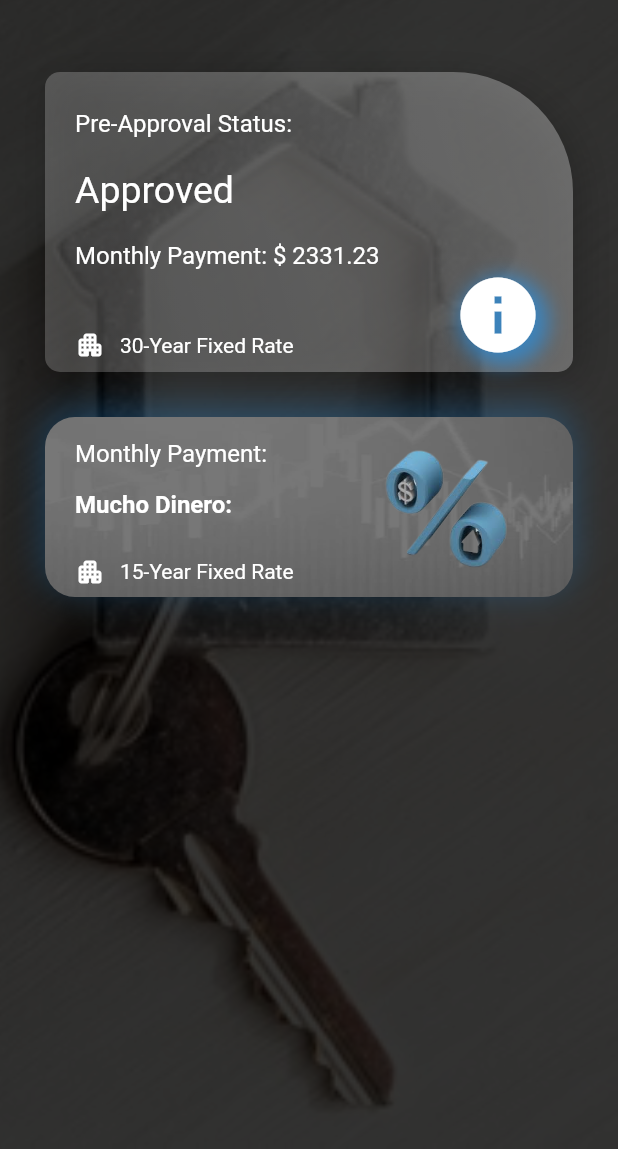
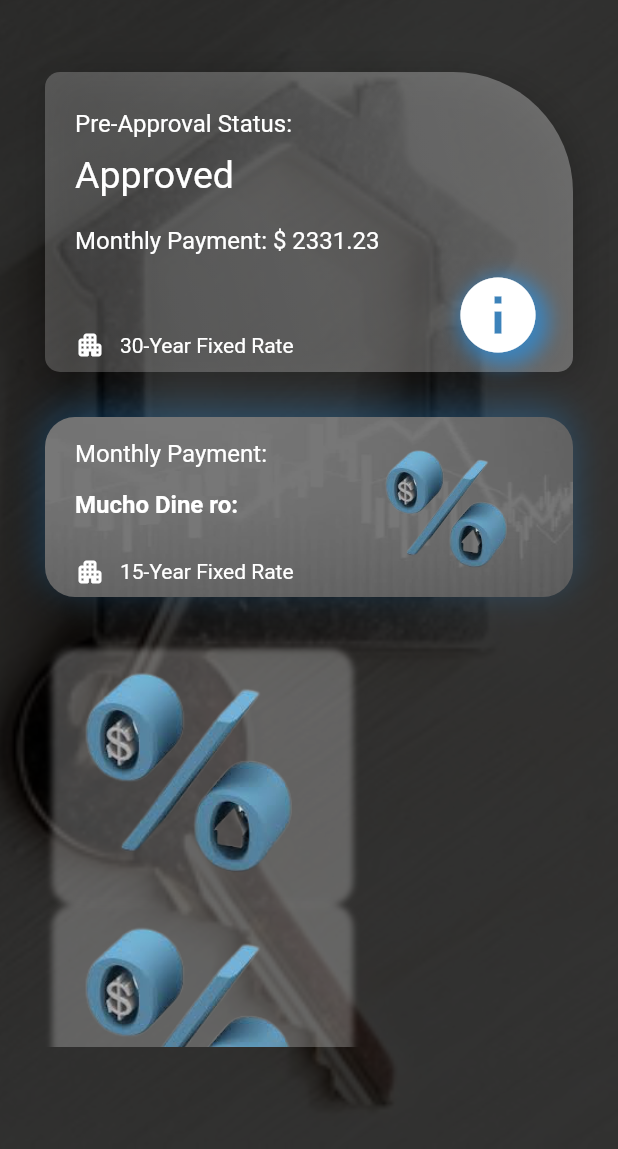
Before and after one commit to milushyanev/CS4750, a Flutter app: the Results screen opened directly with empty values, on a phone screen of 412 x 824 dp, the part 87-1236 px from its top. Run offline on Flutter 3.47's test engine with Material 2 defaults, Android fonts, the phone set to English and light mode, and no system bars.

Commit message:
adding functionalities

```diff
--- a/lib/HomePage.dart
+++ b/lib/HomePage.dart
@@ -83,6 +83,9 @@ gotoResults(){
               ],
             ),
           ),
+          Container(
+            child: Column(
+              children: [
                 Expanded(
                   child:ListView(
                     children: <Widget>[
@@ -521,6 +524,10 @@ gotoResults(){
                 ),
 
               ],
+            )
+          ),
+
+        ],
 
       ),
     );
--- a/lib/Results.dart
+++ b/lib/Results.dart
@@ -1,4 +1,3 @@
-
 import 'package:flutter/material.dart';
 import 'HomePage.dart';
 
@@ -107,7 +106,7 @@ Results({required this.loanA});
                                     color: Colors.white
                                 ),
                               ),
-                              SizedBox(height: 20,),
+                              SizedBox(height: 10,),
                               Text(
                                 "Approved",
                                 style: TextStyle(
@@ -122,10 +121,9 @@ Results({required this.loanA});
                                 style: TextStyle(
                                   fontSize: 16,
                                   color: Colors.white,
-
                                 ),
                               ),
-                              //SizedBox(height:25),
+                              SizedBox(height:10),
                               Row(
                                 crossAxisAlignment: CrossAxisAlignment.end,
                                 children: [
@@ -141,7 +139,6 @@ Results({required this.loanA});
 
                                         ),
                                       ),
-
                                     ],
                                   ),
                                   Expanded(child: Container()),
@@ -161,13 +158,17 @@ Results({required this.loanA});
                                       color: Colors.white,
                                       size: 60,
                                     ),
-                                  )
+                                  ),
+
+
                                 ],
                               )
                             ],
                           ),
                         ),
+
                   ),
+
                       Container(
                         height: 180,
                         width: MediaQuery.of(context).size.width,
@@ -196,12 +197,9 @@ Results({required this.loanA});
                             ),
                             Container(
                               margin: const EdgeInsets.only(top:40, left: 220),
-
                               height: 100,
                               width: 100,
                               decoration: BoxDecoration(
-                              //color: Colors.redAccent.withOpacity(.2),
-
                                 borderRadius: BorderRadius.circular(20),
                                 image: DecorationImage(
                                     image: AssetImage(
@@ -209,9 +207,7 @@ Results({required this.loanA});
                                     ),
                                     fit:BoxFit.fill
                                 ),
-
                               ),
-
                             ),
                             Container(
                               padding: const EdgeInsets.only(left: 20,top: 25,right: 20),
@@ -224,23 +220,18 @@ Results({required this.loanA});
                                     style: TextStyle(
                                       fontSize: 16,
                                       color: Colors.white,
-
-
                                     ),
                                   ),
                                   Padding(padding: const EdgeInsets.only(top: 15)),
-
                                   Text(
-                                    "Mucho Dinero:",
+                                    "Mucho Dine ro:",
                                     style: TextStyle(
                                         fontSize: 16,
                                         color: Colors.white,
                                         fontWeight: FontWeight.bold
-
                                     ),
                                   ),
                                   SizedBox(height: 25),
-                                 // Padding(padding: const EdgeInsets.only(top: 20)),
                                   Row(
                                     crossAxisAlignment: CrossAxisAlignment.end,
                                     children: [
@@ -253,7 +244,6 @@ Results({required this.loanA});
                                             style: TextStyle(
                                               fontSize: 14,
                                               color: Colors.white,
-
                                             ),
                                           ),
                                         ],
@@ -261,17 +251,64 @@ Results({required this.loanA});
                                     ],
                                   )
                                 ],
+                              ),
+                            ),
+                          ],
+                        ),
+                      ),
+                      Container(
+                        height: 270,
+                        width: MediaQuery.of(context).size.width,
+                        child: Stack(
+                          children: [
+                                                        Expanded(
+                                child: ListView.builder(
+                                    itemCount: 4,
+                                    itemBuilder: (_, i){
+                                      return Row(
+                                        children: [
+                                          Container(
+                                            width: 200,
+                                            height: 170,
+                                            padding: EdgeInsets.only(bottom:  5),
+                                            decoration: BoxDecoration(
+                                                borderRadius: BorderRadius.circular(15),
+                                                //color: Colors.white
+                                     image: DecorationImage(
+                                          image: AssetImage(
+                                              "assets/images/apr.png"
+                                          )
+                                      ),
+                                              boxShadow: [
+                                              BoxShadow(
+                                                blurRadius: 3,
+                                                offset: Offset(5,5),
+                                                color:
+                                                  //Colors.white.withOpacity(.2),
+                                                  Colors.white.withOpacity(.25)
 
+
+                                              )
+                                              ]
                                             ),
 
+
                                           )
+                                        ],
+                                      );
+                                    }
+                                )
+                            )
+
 
                           ],
                         ),
-                      )
+                      ),
+
                     ],
                   ),
-                )
+                ),
+
               ],
 
             ),
```
Lines whose indentation alone changed are shown as unchanged.
